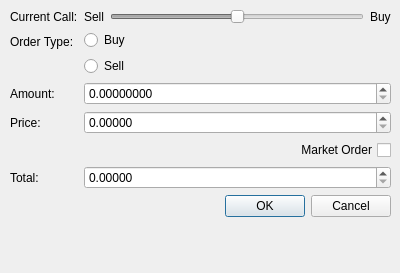
First picture: the form in order.ui, repository hekoshi/bitcoins_2, before the edit.
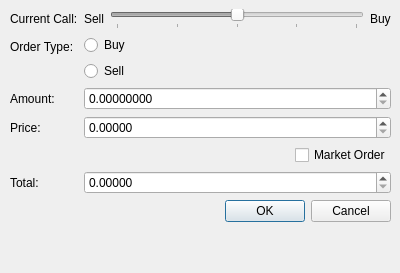
Second picture: the form after the edit.

Commit message: more gui tools, fixed even more bugs

Diff of the .ui file:
```diff
--- a/order.ui
+++ b/order.ui
@@ -19,7 +19,7 @@
      <x>10</x>
      <y>9</y>
      <width>381</width>
-     <height>258</height>
+     <height>284</height>
     </rect>
    </property>
    <layout class="QFormLayout" name="formLayout">
@@ -88,10 +88,22 @@
        </widget>
       </item>
       <item>
+       <layout class="QHBoxLayout" name="horizontalLayout_2">
+        <item>
+         <spacer name="horizontalSpacer">
+          <property name="orientation">
+           <enum>Qt::Horizontal</enum>
+          </property>
+          <property name="sizeHint" stdset="0">
+           <size>
+            <width>40</width>
+            <height>20</height>
+           </size>
+          </property>
+         </spacer>
+        </item>
+        <item>
        <widget class="QCheckBox" name="marketOrderBox">
-        <property name="layoutDirection">
-         <enum>Qt::RightToLeft</enum>
-        </property>
         <property name="text">
          <string>Market Order</string>
         </property>
@@ -99,6 +111,8 @@
       </item>
      </layout>
     </item>
+     </layout>
+    </item>
     <item row="4" column="0">
      <widget class="QLabel" name="label_4">
       <property name="text">
@@ -169,7 +183,10 @@
          <bool>false</bool>
         </property>
         <property name="tickPosition">
-         <enum>QSlider::NoTicks</enum>
+         <enum>QSlider::TicksBelow</enum>
+        </property>
+        <property name="tickInterval">
+         <number>50</number>
         </property>
        </widget>
       </item>
```
Left out of the diff: 8 changed lines with no effect on the pictures. Lines whose indentation alone changed are shown as unchanged. The commit also changes 5 other files.
